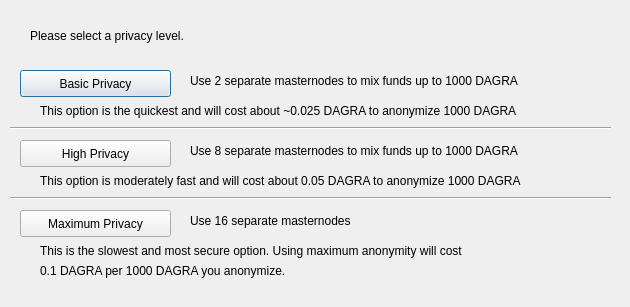
Old version of the form src/qt/forms/darksendconfig.ui in the repository gooddeedcoin/gdc3.
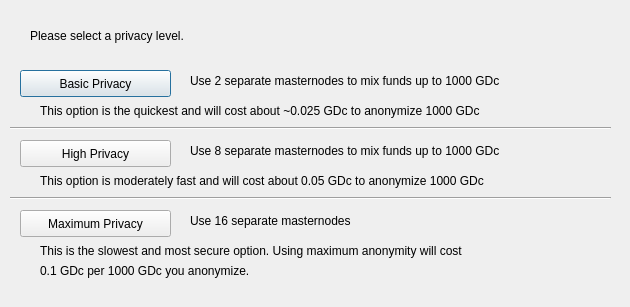
New version of the form.

The edit to the form file:
```diff
--- a/src/qt/forms/darksendconfig.ui
+++ b/src/qt/forms/darksendconfig.ui
@@ -75,7 +75,7 @@
     </rect>
    </property>
    <property name="text">
-    <string>Use 2 separate masternodes to mix funds up to 1000 DAGRA</string>
+    <string>Use 2 separate masternodes to mix funds up to 1000 GDc</string>
    </property>
   </widget>
   <widget class="QLabel" name="label_3">
@@ -88,7 +88,7 @@
     </rect>
    </property>
    <property name="text">
-    <string>Use 8 separate masternodes to mix funds up to 1000 DAGRA</string>
+    <string>Use 8 separate masternodes to mix funds up to 1000 GDc</string>
    </property>
   </widget>
   <widget class="QLabel" name="label_4">
@@ -114,7 +114,7 @@
     </rect>
    </property>
    <property name="text">
-    <string>This option is the quickest and will cost about ~0.025 DAGRA to anonymize 1000 DAGRA</string>
+    <string>This option is the quickest and will cost about ~0.025 GDc to anonymize 1000 GDc</string>
    </property>
   </widget>
   <widget class="QLabel" name="label_7">
@@ -127,7 +127,7 @@
     </rect>
    </property>
    <property name="text">
-    <string>This option is moderately fast and will cost about 0.05 DAGRA to anonymize 1000 DAGRA</string>
+    <string>This option is moderately fast and will cost about 0.05 GDc to anonymize 1000 GDc</string>
    </property>
   </widget>
   <widget class="QLabel" name="label_8">
@@ -153,7 +153,7 @@
     </rect>
    </property>
    <property name="text">
-    <string>0.1 DAGRA per 1000 DAGRA you anonymize.</string>
+    <string>0.1 GDc per 1000 GDc you anonymize.</string>
    </property>
   </widget>
   <widget class="Line" name="line">
```
